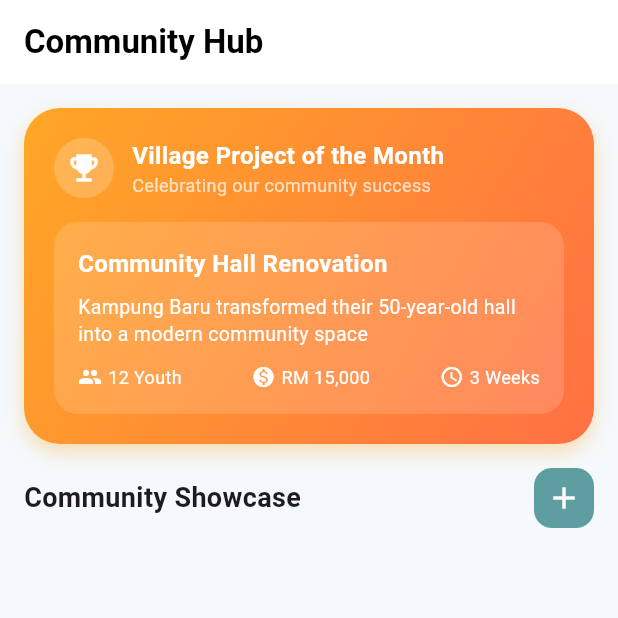
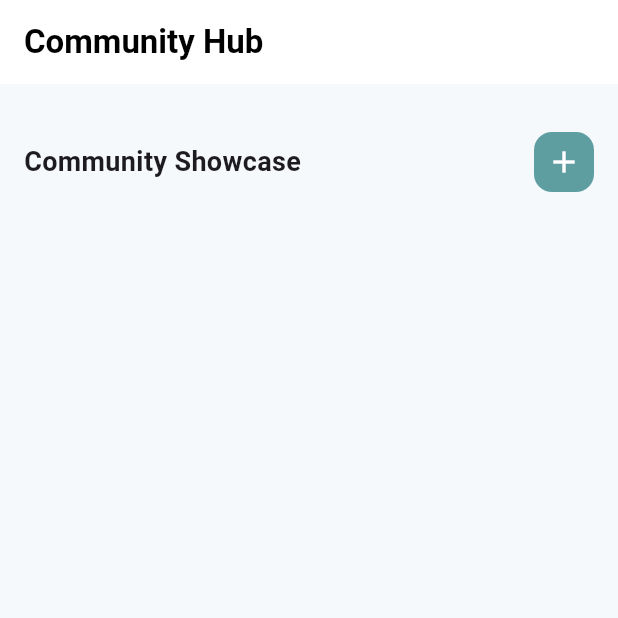
Before and after one commit to LTH0303/collab, a Flutter app: the CommunityHubPage screen opened directly, on a phone screen of 412 x 824 dp, the top half of it. Run offline on Flutter 3.47's test engine with Material 3 defaults, Android fonts, the phone set to English and light mode, and no system bars; our stand-ins replace cloud_firestore, firebase_auth, firebase_core, google_generative_ai, image_picker; accounts and stored records are empty.

Commit message:
Project detail page update

```diff
--- a/lib/View/CommunityInterface/community_hub_page.dart
+++ b/lib/View/CommunityInterface/community_hub_page.dart
@@ -249,7 +249,7 @@ class _CommunityHubPageState extends State<CommunityHubPage> {
                 SliverToBoxAdapter(
                   child: Padding(
                     padding: const EdgeInsets.all(16.0),
-                    child: _buildProjectOfTheMonthBanner(),
+
                   ),
                 ),
 
@@ -303,43 +303,6 @@ class _CommunityHubPageState extends State<CommunityHubPage> {
     );
   }
 
-  Widget _buildProjectOfTheMonthBanner() {
-    return Container(
-      width: double.infinity,
-      decoration: BoxDecoration(
-        gradient: const LinearGradient(colors: [Color(0xFFFFA726), Color(0xFFFF7043)], begin: Alignment.topLeft, end: Alignment.bottomRight),
-        borderRadius: BorderRadius.circular(24),
-        boxShadow: [BoxShadow(color: Colors.orange.withOpacity(0.3), blurRadius: 10, offset: const Offset(0, 5))],
-      ),
-      padding: const EdgeInsets.all(20),
-      child: Column(
-        crossAxisAlignment: CrossAxisAlignment.start,
-        children: [
-          Row(children: [
-            Container(padding: const EdgeInsets.all(8), decoration: BoxDecoration(color: Colors.white.withOpacity(0.2), shape: BoxShape.circle), child: const Icon(Icons.emoji_events, color: Colors.white, size: 24)),
-            const SizedBox(width: 12),
-            const Column(crossAxisAlignment: CrossAxisAlignment.start, children: [Text("Village Project of the Month", style: TextStyle(color: Colors.white, fontSize: 16, fontWeight: FontWeight.bold)), Text("Celebrating our community success", style: TextStyle(color: Colors.white70, fontSize: 12))])
-          ]),
-          const SizedBox(height: 16),
-          Container(
-            padding: const EdgeInsets.all(16),
-            decoration: BoxDecoration(color: Colors.white.withOpacity(0.15), borderRadius: BorderRadius.circular(16)),
-            child: Column(crossAxisAlignment: CrossAxisAlignment.start, children: [
-              const Text("Community Hall Renovation", style: TextStyle(color: Colors.white, fontSize: 16, fontWeight: FontWeight.bold)),
-              const SizedBox(height: 8),
-              const Text("Kampung Baru transformed their 50-year-old hall into a modern community space", style: TextStyle(color: Colors.white, fontSize: 13, height: 1.4)),
-              const SizedBox(height: 12),
-              Row(mainAxisAlignment: MainAxisAlignment.spaceBetween, children: const [
-                _BannerStat(icon: Icons.people, text: "12 Youth"),
-                _BannerStat(icon: Icons.monetization_on, text: "RM 15,000"),
-                _BannerStat(icon: Icons.access_time, text: "3 Weeks"),
-              ])
-            ]),
-          )
-        ],
-      ),
-    );
-  }
 }
 
 class _BannerStat extends StatelessWidget {
```
